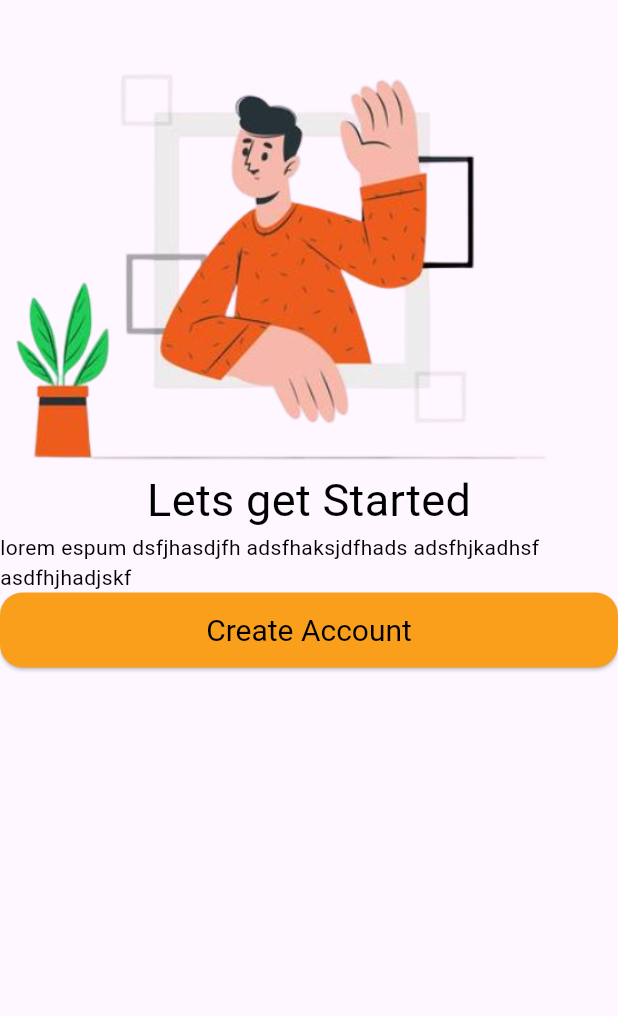
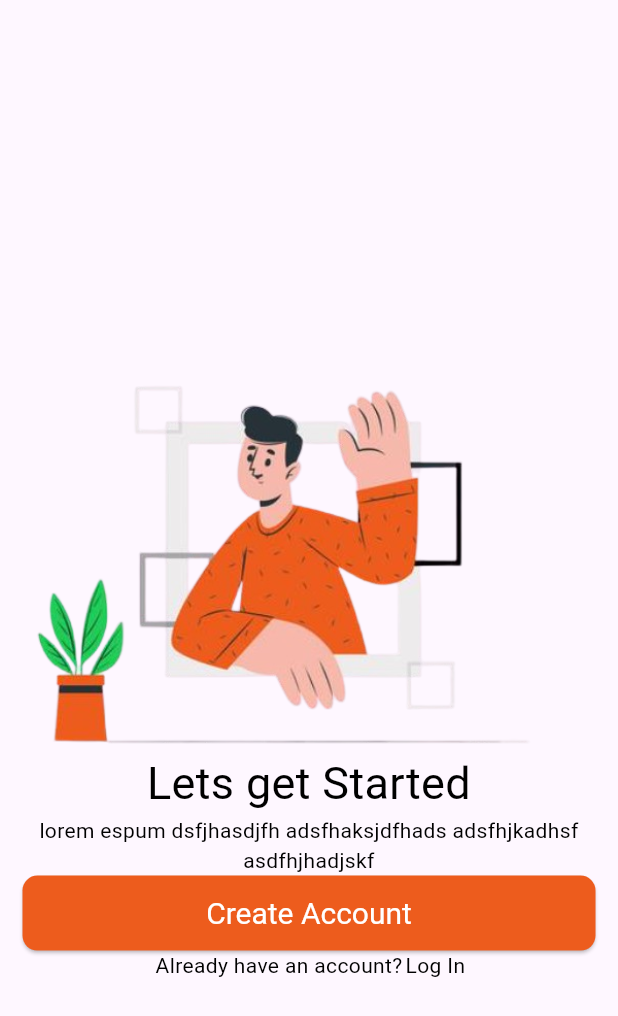
Before and after one commit to sijalneupane/car_rental_system, a Flutter app: the screen it shows after launch, on a phone screen of 412 x 824 dp. Shown: the top 1016 px of the screen. Run offline on Flutter 3.47's test engine with Material 3 defaults, Android fonts, the light colour scheme and no system bars; our stand-ins replace dio, flutter_spinkit.

Commit message:
get started page

```diff
--- a/lib/core/util/color_utils.dart
+++ b/lib/core/util/color_utils.dart
@@ -1,4 +1,4 @@
 import 'package:flutter/material.dart';
 
-const Color primaryColor=Color(0xfffa9f1b);
+const Color primaryColor=Color(0xffed5c1d);
 const Color secondaryColor=Color(0xff000000);
--- a/lib/core/util/string_utils.dart
+++ b/lib/core/util/string_utils.dart
@@ -3,7 +3,8 @@ const String splashScreenTitle="RENTAL";
 const String logoPath="assets/images/logo.png";
 const String letsStartImagePath="assets/images/lets_start.png";
 const String createAccountStr="Create Account";
-
+const String alreadyHaveAccountStr="Already have an account? ";
+const String loginStr="Log In";
 const String getStartedTitleStr="Lets get Started";
 const String getStartedSubTitleStr="lorem espum dsfjhasdjfh adsfhaksjdfhads adsfhjkadhsf asdfhjhadjskf";
 const String phoneNumberStr="Phone Number";
--- a/lib/get_started.dart
+++ b/lib/get_started.dart
@@ -3,6 +3,7 @@ import 'package:car_rental_system/core/util/route_generator.dart';
 import 'package:car_rental_system/core/util/string_utils.dart';
 import 'package:car_rental_system/widgets/custom_elevatedbutton.dart';
 import 'package:car_rental_system/widgets/custom_image_assets.dart';
+import 'package:car_rental_system/widgets/custom_inkwell.dart';
 import 'package:car_rental_system/widgets/custom_text.dart';
 import 'package:flutter/material.dart';
 
@@ -13,16 +14,40 @@ class GetStarted extends StatelessWidget {
   Widget build(BuildContext context) {
     return Scaffold(
       body: SafeArea(child:
+      Padding(
+        padding: const EdgeInsets.all(15.0),
+        child: Column(
+          mainAxisAlignment: MainAxisAlignment.center,
+          children: [
             Column(
+          mainAxisAlignment: MainAxisAlignment.spaceBetween,
               children: [
+                SizedBox(height: MediaQuery.of(context).size.height*0.05,),
             CustomImageAssets(name: letsStartImagePath),
+              ],
+            ),
+            Column(
+          mainAxisAlignment: MainAxisAlignment.center,
+              children: [
                 CustomText(data: getStartedTitleStr, fontSize: 30,),
             CustomText(data: getStartedSubTitleStr),
             CustomElevatedbutton(onPressed: (){
-            RouteGenerator.navigateToPageWithoutStack(context, Routes.signupRoute);
-          }, child: CustomText(data: createAccountStr))
+              RouteGenerator.navigateToPage(context, Routes.signupRoute);
+            }, child: CustomText(data: createAccountStr, color: Colors.white,),),
+            Row(
+              mainAxisAlignment: MainAxisAlignment.center,
+              children: [
+
+              CustomText(data: alreadyHaveAccountStr),
+              CustomInkwell(data:loginStr,onTap:() {
+                 RouteGenerator.navigateToPage(context,Routes.loginRoute);
+              },)
+            ],)
               ],
-      )),
+            )
+          ],
+        ),
+      ),),
     );
   }
 }
--- a/lib/widgets/custom_elevatedbutton.dart
+++ b/lib/widgets/custom_elevatedbutton.dart
@@ -18,7 +18,7 @@ class CustomElevatedbutton extends StatelessWidget {
               backgroundColor: primaryColor,
               textStyle: TextStyle(fontSize: 20),
               shape: RoundedRectangleBorder(
-                  borderRadius: BorderRadius.circular(15))),
+                  borderRadius: BorderRadius.circular(10))),
           child: child,
         ));
   }
--- a/lib/widgets/custom_inkwell.dart
+++ b/lib/widgets/custom_inkwell.dart
@@ -1,19 +1,14 @@
-
+// import 'package:car_rental_system/core/util/route_generator.dart';
 import 'package:car_rental_system/widgets/custom_text.dart';
 import 'package:flutter/material.dart';
 
 class CustomInkwell extends StatelessWidget {
   String data;
-  Widget Function(BuildContext) builder;
-   CustomInkwell({super.key,required this.data,required this.builder});
+  Function()? onTap;
+  CustomInkwell({super.key, required this.data, this.onTap});
 
   @override
   Widget build(BuildContext context) {
-    return InkWell(
-      child:CustomText(data:data) ,
-      onTap: () {
-        Navigator.pushAndRemoveUntil(context,MaterialPageRoute(builder:builder ),(Route<dynamic> route) => false);
-      },
-    );
+    return InkWell(child: CustomText(data: data), onTap: onTap);
   }
 }
--- a/lib/widgets/custom_text.dart
+++ b/lib/widgets/custom_text.dart
@@ -5,14 +5,16 @@ class CustomText extends StatelessWidget {
   Color? color;
   double? fontSize;
   FontWeight? fontWeight;
+  TextAlign? textAlign;
   CustomText(
-      {super.key, required this.data, this.color, this.fontSize,this.fontWeight});
+      {super.key, required this.data, this.color, this.fontSize,this.fontWeight,this.textAlign});
 
   @override
   Widget build(BuildContext context) {
     return Text(
       data,
       softWrap: true,
+      textAlign:textAlign?? TextAlign.center ,
       style: TextStyle(color: color ?? Colors.black, fontSize: fontSize, fontWeight:fontWeight ),
     );
   }
```
Also changed, not shown: 4 other files. Lines whose indentation alone changed are shown as unchanged.
